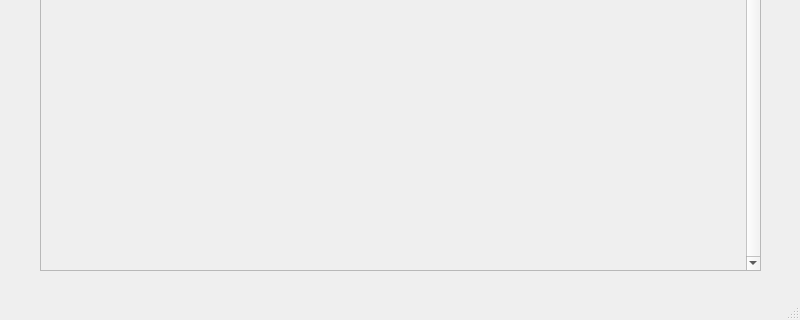
This is client/assets/client.ui in SU-CS442-22SP/team6-bugclassification as Qt 5 draws it before an edit; both pictures show x 0 to 800 and y 280 to 600 of the 800 by 600 pixel window. The edited form follows.
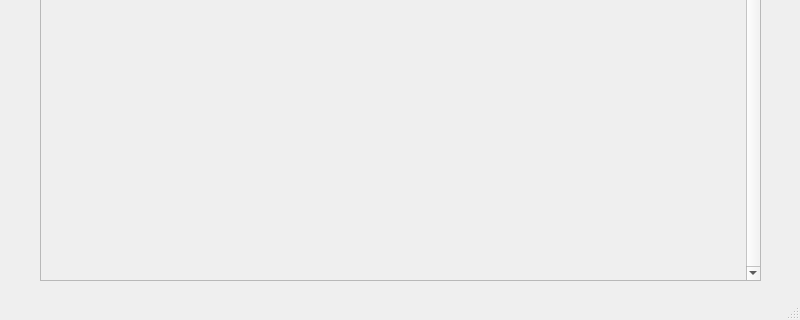
This is the edited form.

Commit message: Scrollable area is now able to view text

Patch:
```diff
--- a/client/assets/client.ui
+++ b/client/assets/client.ui
@@ -145,7 +145,7 @@
       <x>0</x>
       <y>120</y>
       <width>801</width>
-      <height>431</height>
+      <height>441</height>
      </rect>
     </property>
     <layout class="QHBoxLayout" name="horizontalLayout" stretch="0,1,0">
```
Left out of the diff: 12 changed lines with no effect on the pictures. The commit also changes 2 other files.
